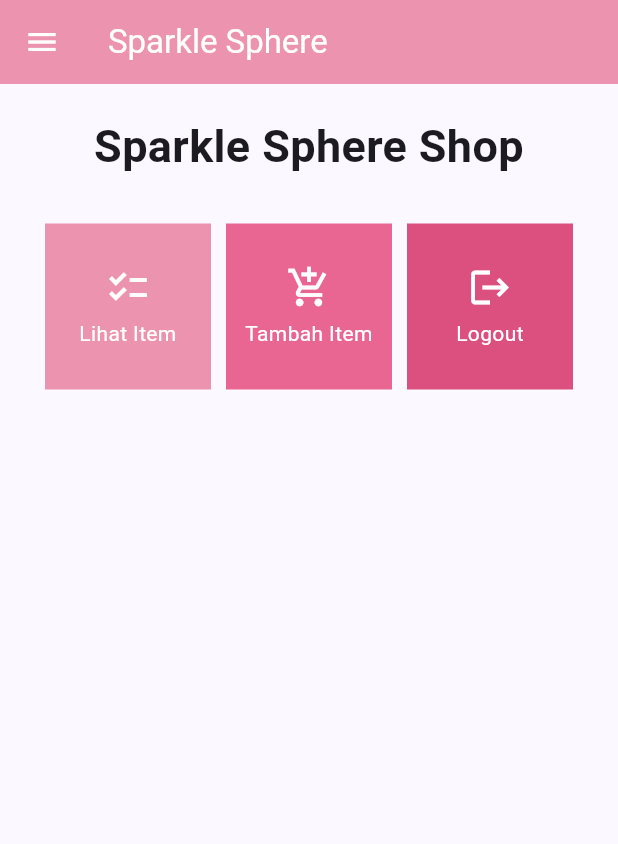
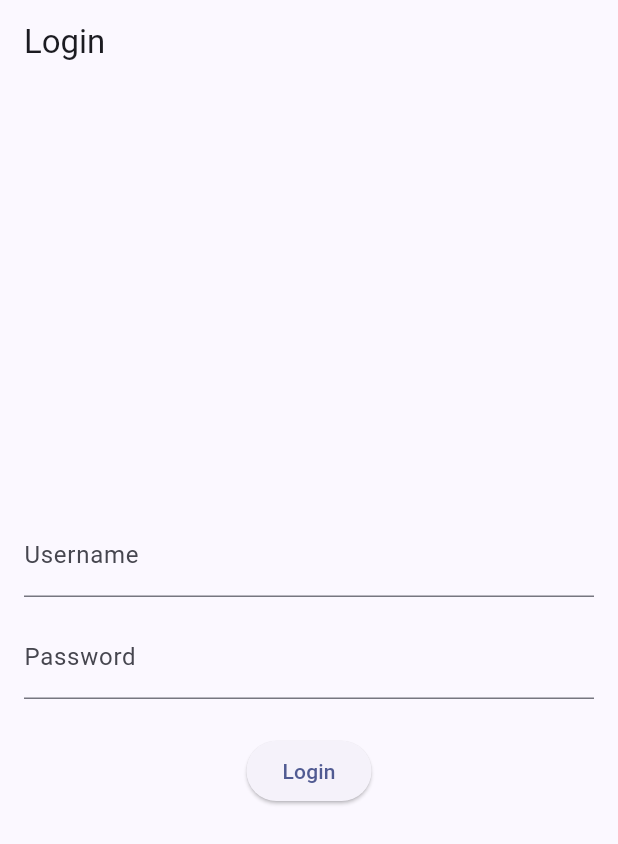
Before and after one commit to Rumintangjsi/Sparkle-Sphere-Mobile, a Flutter app: the screen it shows after launch, on a phone screen of 412 x 824 dp. Shown: the top 844 px of the screen. Run offline on Flutter 3.47's test engine with Material 2 defaults, Android fonts, the phone set to English and light mode, and no system bars; missing offline and left inert: pbp_django_auth.

Commit message:
Selesai mengerjakan tugas 9

```diff
--- a/sparkle_sphere/lib/main.dart
+++ b/sparkle_sphere/lib/main.dart
@@ -1,38 +1,30 @@
 import 'package:flutter/material.dart';
-import 'package:sparkle_sphere/screens/menu.dart';
+import 'package:provider/provider.dart';
+import 'package:sparkle_sphere/screens/login.dart';
+import 'package:pbp_django_auth/pbp_django_auth.dart';
 
 void main() {
   runApp(const MyApp());
 }
 
 class MyApp extends StatelessWidget {
-  const MyApp({super.key});
+    const MyApp({Key? key}) : super(key: key);
 
-  // This widget is the root of your application.
     @override
     Widget build(BuildContext context) {
-    return MaterialApp(
-      title: 'Sparkle Sphere Shop',
+        return Provider(
+            create: (_) {
+                CookieRequest request = CookieRequest();
+                return request;
+            },
+            child: MaterialApp(
+                title: 'Flutter App',
                 theme: ThemeData(
-        // This is the theme of your application.
-        //
-        // TRY THIS: Try running your application with "flutter run". You'll see
-        // the application has a blue toolbar. Then, without quitting the app,
-        // try changing the seedColor in the colorScheme below to Colors.green
-        // and then invoke "hot reload" (save your changes or press the "hot
-        // reload" button in a Flutter-supported IDE, or press "r" if you used
-        // the command line to start the app).
-        //
-        // Notice that the counter didn't reset back to zero; the application
-        // state is not lost during the reload. To reset the state, use hot
-        // restart instead.
-        //
-        // This works for code too, not just values: Most code changes can be
-        // tested with just a hot reload.
                     colorScheme: ColorScheme.fromSeed(seedColor: Colors.indigo),
                     useMaterial3: true,
                 ),
-      home: MyHomePage(),
+                home: LoginPage()),
         );
+
     }
 }
--- /dev/null
+++ b/sparkle_sphere/lib/screens/login.dart
@@ -0,0 +1,114 @@
+import 'package:sparkle_sphere/screens/menu.dart';
+import 'package:flutter/material.dart';
+import 'package:pbp_django_auth/pbp_django_auth.dart';
+import 'package:provider/provider.dart';
+
+void main() {
+    runApp(const LoginApp());
+}
+
+class LoginApp extends StatelessWidget {
+const LoginApp({super.key});
+
+@override
+Widget build(BuildContext context) {
+    return MaterialApp(
+        title: 'Login',
+        theme: ThemeData(
+            primarySwatch: Colors.blue,
+    ),
+    home: const LoginPage(),
+    );
+    }
+}
+
+class LoginPage extends StatefulWidget {
+    const LoginPage({super.key});
+
+    @override
+    _LoginPageState createState() => _LoginPageState();
+}
+
+class _LoginPageState extends State<LoginPage> {
+    final TextEditingController _usernameController = TextEditingController();
+    final TextEditingController _passwordController = TextEditingController();
+
+    @override
+    Widget build(BuildContext context) {
+        final request = context.watch<CookieRequest>();
+        return Scaffold(
+            appBar: AppBar(
+                title: const Text('Login'),
+            ),
+            body: Container(
+                padding: const EdgeInsets.all(16.0),
+                child: Column(
+                    mainAxisAlignment: MainAxisAlignment.center,
+                    children: [
+                        TextField(
+                            controller: _usernameController,
+                            decoration: const InputDecoration(
+                                labelText: 'Username',
+                            ),
+                        ),
+                        const SizedBox(height: 12.0),
+                        TextField(
+                            controller: _passwordController,
+                            decoration: const InputDecoration(
+                                labelText: 'Password',
+                            ),
+                            obscureText: true,
+                        ),
+                        const SizedBox(height: 24.0),
+                        ElevatedButton(
+                            onPressed: () async {
+                                String username = _usernameController.text;
+                                String password = _passwordController.text;
+
+                                // Cek kredensial
+
+                                // Untuk menyambungkan Android emulator dengan Django pada localhost,
+                                // gunakan URL http://10.0.2.2/
+                                final response = await request.login("http://127.0.0.1:8000/auth/login/", {
+                                'username': username,
+                                'password': password,
+                                });
+
+                                if (request.loggedIn) {
+                                    String message = response['message'];
+                                    String uname = response['username'];
+                                    Navigator.pushReplacement(
+                                        context,
+                                        MaterialPageRoute(builder: (context) => MyHomePage()),
+                                    );
+                                    ScaffoldMessenger.of(context)
+                                        ..hideCurrentSnackBar()
+                                        ..showSnackBar(
+                                            SnackBar(content: Text("$message Selamat datang, $uname.")));
+                                    } else {
+                                    showDialog(
+                                        context: context,
+                                        builder: (context) => AlertDialog(
+                                            title: const Text('Login Gagal'),
+                                            content:
+                                                Text(response['message']),
+                                            actions: [
+                                                TextButton(
+                                                    child: const Text('OK'),
+                                                    onPressed: () {
+                                                        Navigator.pop(context);
+                                                    },
+                                                ),
+                                            ],
+                                        ),
+                                    );
+                                }
+                            },
+                            child: const Text('Login'),
+                        ),
+                    ],
+                ),
+            ),
+        );
+    }
+}
--- a/sparkle_sphere/pubspec.yaml
+++ b/sparkle_sphere/pubspec.yaml
@@ -35,6 +35,9 @@
   # The following adds the Cupertino Icons font to your application.
   # Use with the CupertinoIcons class for iOS style icons.
   cupertino_icons: ^1.0.2
+  pbp_django_auth: ^0.4.0
+  provider: ^6.1.1
+  http: ^1.1.0
 
 dev_dependencies:
   flutter_test:
```
Also changed, not shown: sparkle_sphere/lib/models/product.dart (added, +85 -0 lines), sparkle_sphere/lib/screens/list_product.dart (added, +108 -0 lines), sparkle_sphere/lib/screens/product_detail.dart (added, +37 -0 lines), sparkle_sphere/lib/screens/shoplist_form.dart (+39 -35 lines), sparkle_sphere/lib/widgets/left_drawer.dart (+12 -0 lines), sparkle_sphere/lib/widgets/shop_card.dart (+31 -1 lines), sparkle_sphere/pubspec.lock, 4 other files. Lines whose indentation alone changed are shown as unchanged.
